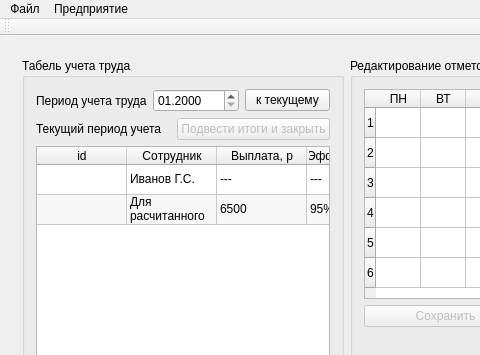
Old version of the form SalaryCount/SalaryCount/salarycount.ui in the repository artemkurylev/mdkp; both pictures show x 0 to 480 and y 0 to 355 of the 732 by 552 pixel window.
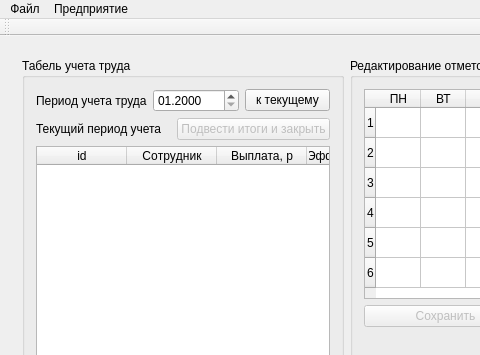
New version of the form. Icons and pictures are not drawn.

Commit message: Поменял свойства таблицы табелей

Diff of the .ui file:
```diff
--- a/SalaryCount/SalaryCount/salarycount.ui
+++ b/SalaryCount/SalaryCount/salarycount.ui
@@ -600,16 +600,6 @@
              <attribute name="verticalHeaderHighlightSections">
               <bool>false</bool>
              </attribute>
-             <row>
-              <property name="text">
-               <string>001</string>
-              </property>
-             </row>
-             <row>
-              <property name="text">
-               <string>0002</string>
-              </property>
-             </row>
              <column>
               <property name="text">
                <string>id</string>
@@ -645,56 +635,6 @@
                <string>Корректировка</string>
               </property>
              </column>
-             <item row="0" column="1">
-              <property name="text">
-               <string>Иванов Г.С.</string>
-              </property>
-             </item>
-             <item row="0" column="2">
-              <property name="text">
-               <string>---</string>
-              </property>
-             </item>
-             <item row="0" column="3">
-              <property name="text">
-               <string>---</string>
-              </property>
-             </item>
-             <item row="0" column="4">
-              <property name="text">
-               <string>---</string>
-              </property>
-             </item>
-             <item row="0" column="5">
-              <property name="text">
-               <string>---</string>
-              </property>
-             </item>
-             <item row="1" column="1">
-              <property name="text">
-               <string>Для расчитанного</string>
-              </property>
-             </item>
-             <item row="1" column="2">
-              <property name="text">
-               <string>6500</string>
-              </property>
-             </item>
-             <item row="1" column="3">
-              <property name="text">
-               <string>95%</string>
-              </property>
-             </item>
-             <item row="1" column="4">
-              <property name="text">
-               <string>93%</string>
-              </property>
-             </item>
-             <item row="1" column="5">
-              <property name="text">
-               <string>-220</string>
-              </property>
-             </item>
             </widget>
            </item>
            <item>
```
Left out of the diff: 2 changed lines with no effect on the pictures.
